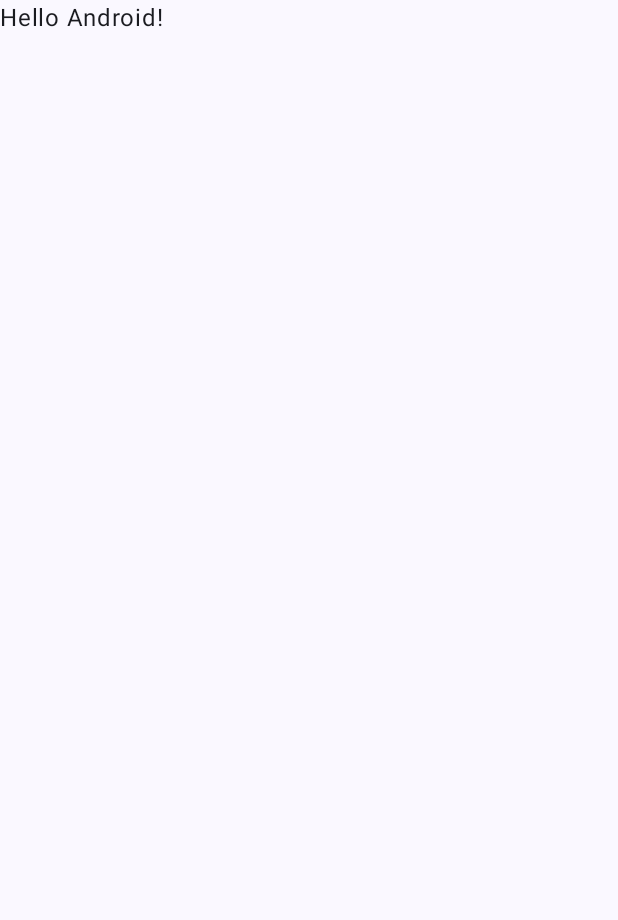
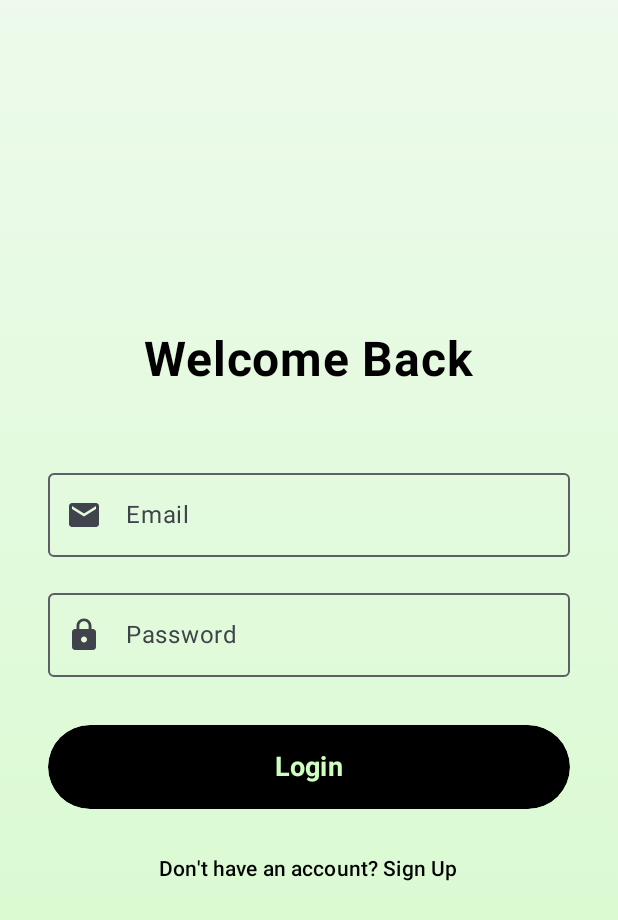
Before and after one commit to Versus04/Farm-Store, an Android app built with Jetpack Compose: the screen it shows after launch (MainActivity), on a phone screen of 412 x 824 dp. Before the commit the part shown is almost empty. Shown: the top 920 px of the screen. Run offline under Robolectric (Android 15) with nearby library versions, the phone set to English and light mode, and no system bars; our stand-ins replace Firebase (no records; nobody signed in at launch, a user with empty details on screens opened directly), livedata-compose; 1 statement that could not run was skipped.

Commit message:
finished firebase login and signup implementation

```diff
--- a/app/src/main/AndroidManifest.xml
+++ b/app/src/main/AndroidManifest.xml
@@ -1,6 +1,8 @@
 <?xml version="1.0" encoding="utf-8"?>
 <manifest xmlns:android="http://schemas.android.com/apk/res/android"
     xmlns:tools="http://schemas.android.com/tools">
+    <uses-permission android:name="android.permission.INTERNET" />
+
 
     <application
         android:allowBackup="true"
--- a/app/src/main/java/com/example/farm_store/MainActivity.kt
+++ b/app/src/main/java/com/example/farm_store/MainActivity.kt
@@ -4,6 +4,7 @@ import android.os.Bundle
 import androidx.activity.ComponentActivity
 import androidx.activity.compose.setContent
 import androidx.activity.enableEdgeToEdge
+import androidx.activity.viewModels
 import androidx.compose.foundation.layout.fillMaxSize
 import androidx.compose.foundation.layout.padding
 import androidx.compose.material3.Scaffold
@@ -12,36 +13,22 @@ import androidx.compose.runtime.Composable
 import androidx.compose.ui.Modifier
 import androidx.compose.ui.tooling.preview.Preview
 import com.example.farm_store.ui.theme.FarmStoreTheme
+import com.example.farm_store.viewmodels.AuthViewModel
 
 class MainActivity : ComponentActivity() {
     override fun onCreate(savedInstanceState: Bundle?) {
         super.onCreate(savedInstanceState)
         enableEdgeToEdge()
+        val authViewModel : AuthViewModel by viewModels()
         setContent {
             FarmStoreTheme {
-                Scaffold(modifier = Modifier.fillMaxSize()) { innerPadding ->
-                    Greeting(
-                        name = "Android",
-                        modifier = Modifier.padding(innerPadding)
+                Scaffold { innerpadding ->
+                    mynavigation(
+                        modifier = Modifier.padding(innerpadding),
+                        authViewModel
                     )
                 }
             }
         }
     }
 }
-
-@Composable
-fun Greeting(name: String, modifier: Modifier = Modifier) {
-    Text(
-        text = "Hello $name!",
-        modifier = modifier
-    )
-}
-
-@Preview(showBackground = true)
-@Composable
-fun GreetingPreview() {
-    FarmStoreTheme {
-        Greeting("Android")
-    }
-}
--- /dev/null
+++ b/app/src/main/java/com/example/farm_store/myNavigation.kt
@@ -0,0 +1,24 @@
+package com.example.farm_store
+
+import LoginPage
+import SignUpPage
+import androidx.compose.runtime.Composable
+import androidx.compose.ui.Modifier
+import androidx.navigation.compose.NavHost
+import androidx.navigation.compose.composable
+import androidx.navigation.compose.rememberNavController
+import com.example.farm_store.pages.homePage
+import com.example.farm_store.viewmodels.AuthViewModel
+
+@Composable
+fun mynavigation(modifier: Modifier , authViewModel: AuthViewModel){
+val navController = rememberNavController()
+
+NavHost(navController , startDestination = "login" , builder = {
+    composable("login"){ LoginPage(
+        modifier,navController ,authViewModel
+    ) }
+    composable("signUp"){ SignUpPage( modifier,navController ,authViewModel ) }
+    composable("Home"){ homePage( modifier,navController ,authViewModel ) }
+})
+}
--- /dev/null
+++ b/app/src/main/java/com/example/farm_store/pages/LoginPage.kt
@@ -0,0 +1,150 @@
+import android.widget.Toast
+import androidx.compose.foundation.layout.*
+import androidx.compose.foundation.shape.RoundedCornerShape
+import androidx.compose.foundation.text.KeyboardOptions
+import androidx.compose.material.icons.Icons
+import androidx.compose.material.icons.filled.Email
+import androidx.compose.material.icons.filled.Lock
+import androidx.compose.material3.*
+import androidx.compose.runtime.*
+import androidx.compose.runtime.livedata.observeAsState
+import androidx.compose.ui.Alignment
+import androidx.compose.ui.Modifier
+import androidx.compose.ui.draw.clip
+import androidx.compose.ui.draw.drawBehind
+import androidx.compose.ui.graphics.Brush
+import androidx.compose.ui.graphics.Color
+import androidx.compose.ui.graphics.vector.ImageVector
+import androidx.compose.ui.platform.LocalContext
+import androidx.compose.ui.text.font.FontWeight
+import androidx.compose.ui.text.input.KeyboardType
+import androidx.compose.ui.text.input.PasswordVisualTransformation
+import androidx.compose.ui.text.input.VisualTransformation
+import androidx.compose.ui.unit.dp
+import androidx.compose.ui.unit.sp
+import androidx.navigation.NavController
+import com.example.farm_store.viewmodels.AuthState
+import com.example.farm_store.viewmodels.AuthViewModel
+
+@Composable
+fun LoginPage(modifier: Modifier,
+    navController: NavController,
+    authViewModel: AuthViewModel
+) {
+    val context = LocalContext.current
+
+    val authState=authViewModel.authState.observeAsState()
+    var email by remember { mutableStateOf("") }
+    var password by remember { mutableStateOf("") }
+
+    val gradientColors = listOf(Color(0xFFCFFFBE), Color(0xFF7BFF4C))
+    val brush = Brush.verticalGradient(gradientColors)
+    LaunchedEffect(authState.value) {
+        when(authState.value){
+            is AuthState.Authenticated -> {
+                navController.navigate("Home")
+            }
+            is AuthState.Unauthenticated ->{
+                Toast.makeText(context,authState.value.toString(),Toast.LENGTH_SHORT).show()
+            }
+            else -> Unit
+        }
+    }
+
+    Box(
+        modifier = Modifier
+            .fillMaxSize()
+            .drawBehind {
+                drawRect(brush = brush, alpha = 0.3f)
+            }
+    ) {
+        Column(
+            modifier = Modifier
+                .fillMaxSize()
+                .padding(32.dp),
+            horizontalAlignment = Alignment.CenterHorizontally,
+            verticalArrangement = Arrangement.Center
+        ) {
+            Text(
+                "Welcome Back",
+                fontSize = 32.sp,
+                fontWeight = FontWeight.Bold,
+                color = Color.Black
+            )
+            Spacer(modifier = Modifier.height(48.dp))
+
+            CustomTextField(
+                value = email,
+                onValueChange = { email = it },
+                label = "Email",
+                icon = Icons.Default.Email,
+                keyboardType = KeyboardType.Email
+            )
+            Spacer(modifier = Modifier.height(16.dp))
+            CustomTextField(
+                value = password,
+                onValueChange = { password = it },
+                label = "Password",
+                icon = Icons.Default.Lock,
+                keyboardType = KeyboardType.Password,
+                isPassword = true
+            )
+            Spacer(modifier = Modifier.height(32.dp))
+
+            Button(
+                onClick = { authViewModel.login(email,password) },
+                modifier = Modifier
+                    .fillMaxWidth()
+                    .height(56.dp)
+                    .clip(RoundedCornerShape(28.dp)),
+                colors = ButtonDefaults.buttonColors(containerColor = Color.Black)
+            ) {
+                Text(
+                    "Login",
+                    color = gradientColors[0],
+                    fontSize = 18.sp,
+                    fontWeight = FontWeight.Bold
+                )
+            }
+
+            Spacer(modifier = Modifier.height(16.dp))
+            TextButton(onClick = { navController.navigate("signup") }) {
+                Text("Don't have an account? Sign Up", color = Color.Black)
+            }
+        }
+    }
+}
+
+@OptIn(ExperimentalMaterial3Api::class)
+@Composable
+fun CustomTextField(
+    value: String,
+    onValueChange: (String) -> Unit,
+    label: String,
+    icon: ImageVector,
+    keyboardType: KeyboardType,
+    isPassword: Boolean = false
+) {
+    OutlinedTextField(
+        value = value,
+        onValueChange = onValueChange,
+        label = { Text(label) },
+        leadingIcon = { Icon(icon, contentDescription = null) },
+        modifier = Modifier.fillMaxWidth(),
+        colors = TextFieldDefaults.outlinedTextFieldColors(
+            focusedTextColor = Color.Black,
+            unfocusedTextColor = Color.Black,
+            disabledTextColor = Color.Black.copy(alpha = 0.5f),
+            cursorColor = Color.Black,
+            focusedBorderColor = Color.Black,
+            unfocusedBorderColor = Color.Black.copy(alpha = 0.7f),
+            focusedLabelColor = Color.Black,
+            unfocusedLabelColor = Color.Black.copy(alpha = 0.7f),
+            focusedLeadingIconColor = Color.Black,
+            unfocusedLeadingIconColor = Color.Black.copy(alpha = 0.7f)
+        ),
+        keyboardOptions = KeyboardOptions(keyboardType = keyboardType),
+        visualTransformation = if (isPassword) PasswordVisualTransformation() else VisualTransformation.None,
+        singleLine = true
+    )
+}
--- a/app/src/main/java/com/example/farm_store/ui/theme/Color.kt
+++ b/app/src/main/java/com/example/farm_store/ui/theme/Color.kt
@@ -5,7 +5,8 @@ import androidx.compose.ui.graphics.Color
 val Purple80 = Color(0xFFD0BCFF)
 val PurpleGrey80 = Color(0xFFCCC2DC)
 val Pink80 = Color(0xFFEFB8C8)
-
+val green = Color(0xFF00FF00)
+val greenDarker = Color(0xFF00AA00)
 val Purple40 = Color(0xFF6650a4)
 val PurpleGrey40 = Color(0xFF625b71)
 val Pink40 = Color(0xFF7D5260)
--- /dev/null
+++ b/app/src/main/java/com/example/farm_store/viewmodels/AuthViewModel.kt
@@ -0,0 +1,76 @@
+package com.example.farm_store.viewmodels
+
+import android.app.Activity
+import android.util.Log
+import androidx.lifecycle.LiveData
+import androidx.lifecycle.MutableLiveData
+import androidx.lifecycle.ViewModel
+import androidx.lifecycle.viewModelScope
+import com.google.firebase.FirebaseException
+import com.google.firebase.FirebaseTooManyRequestsException
+import com.google.firebase.auth.*
+import kotlinx.coroutines.flow.MutableStateFlow
+import kotlinx.coroutines.flow.StateFlow
+import kotlinx.coroutines.launch
+import java.util.concurrent.TimeUnit
+
+class AuthViewModel : ViewModel() {
+    private val auth: FirebaseAuth = FirebaseAuth.getInstance()
+    private val _authState = MutableLiveData<AuthState>(AuthState.Unauthenticated)
+    val authState: LiveData<AuthState> = _authState
+
+
+
+    init {
+        checkAuthStatus()
+    }
+    fun login(email : String , passwd : String){
+        if(email.isEmpty() || passwd.isEmpty()){
+            _authState.value = AuthState.Error("Email and password cannot be empty")
+            return
+        }
+        _authState.value = AuthState.Loading
+        auth.signInWithEmailAndPassword(email,passwd).addOnCompleteListener { task->
+            if (task.isSuccessful){
+                _authState.value = AuthState.Authenticated
+            }else{
+                _authState.value = AuthState.Error(task.exception?.message ?: "Unknown error")
+            }
+        }
+    }
+    fun signup(email : String , passwd : String){
+        if(email.isEmpty() || passwd.isEmpty()){
+            _authState.value = AuthState.Error("Email and password cannot be empty")
+            return
+        }
+        _authState.value = AuthState.Loading
+        auth.createUserWithEmailAndPassword(email,passwd).addOnCompleteListener { task->
+            if (task.isSuccessful){
+                _authState.value = AuthState.Authenticated
+            }else{
+                _authState.value = AuthState.Error(task.exception?.message ?: "Unknown error")
+            }
+        }
+    }
+    fun signout(){
+        auth.signOut()
+        _authState.value = AuthState.Unauthenticated
+    }
+
+    fun checkAuthStatus() {
+        if (auth.currentUser == null) {
+            _authState.value = AuthState.Unauthenticated
+        } else {
+            _authState.value = AuthState.Authenticated
+        }
+    }
+
+}
+
+sealed class AuthState {
+    object Authenticated : AuthState()
+    object Unauthenticated : AuthState()
+    object Loading : AuthState()
+    object CodeSent : AuthState()
+    data class Error(val message: String) : AuthState()
+}
--- a/app/src/main/res/values/colors.xml
+++ b/app/src/main/res/values/colors.xml
@@ -7,4 +7,5 @@
     <color name="teal_700">#FF018786</color>
     <color name="black">#FF000000</color>
     <color name="white">#FFFFFFFF</color>
+
 </resources>
--- a/build.gradle.kts
+++ b/build.gradle.kts
@@ -2,4 +2,5 @@
 plugins {
     alias(libs.plugins.android.application) apply false
     alias(libs.plugins.kotlin.android) apply false
+    alias(libs.plugins.google.gms.google.services) apply false
 }
--- a/gradle/libs.versions.toml
+++ b/gradle/libs.versions.toml
@@ -8,6 +8,9 @@ espressoCore = "3.6.1"
 lifecycleRuntimeKtx = "2.8.4"
 activityCompose = "1.9.1"
 composeBom = "2024.04.01"
+googleGmsGoogleServices = "4.4.2"
+firebaseAuth = "23.0.0"
+roomKtx = "2.6.1"
 
 [libraries]
 androidx-core-ktx = { group = "androidx.core", name = "core-ktx", version.ref = "coreKtx" }
@@ -24,7 +27,10 @@ androidx-ui-tooling-preview = { group = "androidx.compose.ui", name = "ui-toolin
 androidx-ui-test-manifest = { group = "androidx.compose.ui", name = "ui-test-manifest" }
 androidx-ui-test-junit4 = { group = "androidx.compose.ui", name = "ui-test-junit4" }
 androidx-material3 = { group = "androidx.compose.material3", name = "material3" }
+firebase-auth = { group = "com.google.firebase", name = "firebase-auth", version.ref = "firebaseAuth" }
+androidx-room-ktx = { group = "androidx.room", name = "room-ktx", version.ref = "roomKtx" }
 
 [plugins]
 android-application = { id = "com.android.application", version.ref = "agp" }
 kotlin-android = { id = "org.jetbrains.kotlin.android", version.ref = "kotlin" }
+google-gms-google-services = { id = "com.google.gms.google-services", version.ref = "googleGmsGoogleServices" }
```
Also changed, not shown: app/build.gradle.kts (+11 -0 lines), app/src/main/java/com/example/farm_store/pages/HomePage.kt (added, +30 -0 lines), app/src/main/java/com/example/farm_store/pages/signUpPage.kt (added, +99 -0 lines), 2 other files.
